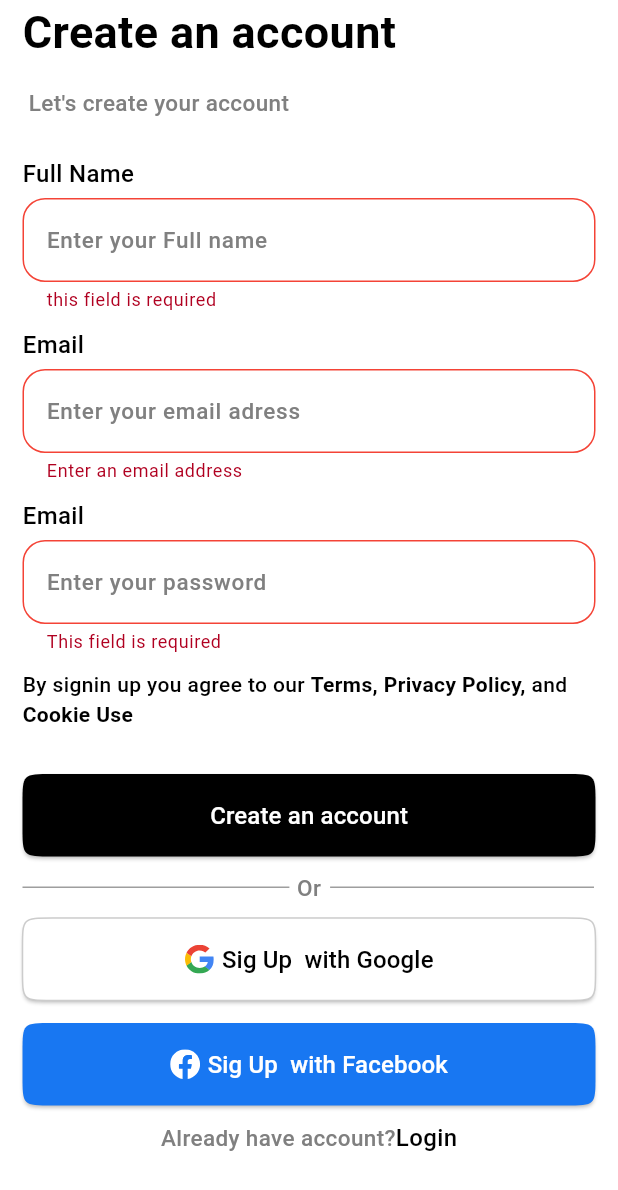
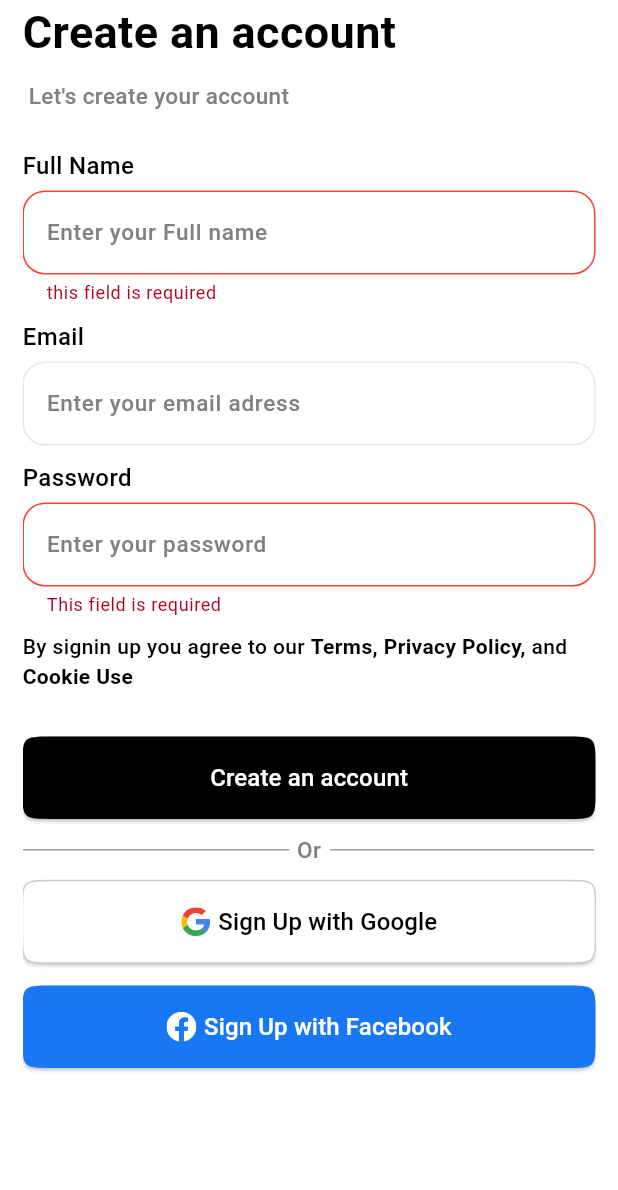
Before and after one commit to Selim513/e_commerce_fitmode, a Flutter app: the CreateAccountView screen opened by its route, after a tap on "Create an account", on a phone screen of 412 x 824 dp. Shown: the top 1190 px of the screen. Run offline on Flutter 3.47's test engine with Material 3 defaults, Android fonts, the phone set to English and light mode, and no system bars; our stand-ins replace flutter_bloc, flutter_svg, gap, go_router, google_fonts, supabase_flutter; accounts and stored records are empty.

Commit message:
fix issue in Auth and create Login ui and Logic refactor and improvement

```diff
--- a/lib/core/utils/app_colors.dart
+++ b/lib/core/utils/app_colors.dart
@@ -1,7 +1,6 @@
 import 'package:flutter/material.dart';
 
 abstract class AppColors {
-  static Color color = Color(0xff1A1A1A);
-  static Color greycolor = Color(0xffCCCCCC);
-
+  static Color color = const Color(0xff1A1A1A);
+  static Color greycolor = const Color(0xffCCCCCC);
 }
--- a/lib/core/utils/app_fonts.dart
+++ b/lib/core/utils/app_fonts.dart
@@ -11,4 +11,12 @@ abstract class AppFontStyle {
       fontSize: 15, fontWeight: FontWeight.w500, color: Color(0xff808080));
   static TextStyle reqgularFont = const TextStyle(
       fontSize: 16, color: Colors.black, fontWeight: FontWeight.w500);
+  static TextStyle underLineText = const TextStyle(
+    fontSize: 13,
+    color: Colors.black,
+    fontWeight: FontWeight.bold,
+    decorationThickness: 2.0, // Customize underline thickness
+
+    decoration: TextDecoration.underline,
+  );
 }
--- a/lib/core/utils/routes.dart
+++ b/lib/core/utils/routes.dart
@@ -1,4 +1,5 @@
 import 'package:e_commerce_fitmode/features/auth/presentation/views/create_account_view.dart';
+import 'package:e_commerce_fitmode/features/auth/presentation/views/login_view.dart';
 import 'package:e_commerce_fitmode/features/home/presentation/views/home_view.dart';
 import 'package:e_commerce_fitmode/features/on_boarding/presentation/views/get_started_view.dart';
 import 'package:e_commerce_fitmode/features/on_boarding/presentation/views/on_boarding_view.dart';
@@ -10,6 +11,7 @@ abstract class AppRoute {
   static String getStarted = '/getStarted';
   static String authCreateAccount = '/authCreateAccount';
   static String home = '/home';
+  static String authLoginView = '/loginView';
   static GoRouter router = GoRouter(
     errorBuilder: (context, state) {
       return const Scaffold(
@@ -43,7 +45,13 @@ abstract class AppRoute {
                           builder: (context, state) {
                             return const HomeView();
                           },
+                          routes: <RouteBase>[
+                            GoRoute(
+                              path: authLoginView,
+                              name: authLoginView,
+                              builder: (context, state) => const LoginView(),
                             )
+                          ])
                     ])
               ]),
         ],
--- a/lib/features/auth/presentation/cubit/auth_state_cubit.dart
+++ b/lib/features/auth/presentation/cubit/auth_state_cubit.dart
@@ -1,17 +1,33 @@
 abstract class AuthenticationState {}
 
-class AuthenticationnitialState extends AuthenticationState {}
+class AuthInitialState extends AuthenticationState {}
 
-class AuthenticationSuccessState extends AuthenticationState {
+class CreateAccountSuccessState extends AuthenticationState {
   final String successMessage;
 
-  AuthenticationSuccessState({required this.successMessage});
+  CreateAccountSuccessState({required this.successMessage});
 }
 
-class AuthenticationFailureState extends AuthenticationState {
+class CreateAccountFailureState extends AuthenticationState {
   final String errorMessage;
 
-  AuthenticationFailureState({required this.errorMessage});
+  CreateAccountFailureState({required this.errorMessage});
 }
 
-class AuthenticationoadingState extends AuthenticationState {}
+class CreateAccountLoadingState extends AuthenticationState {}
+
+//-----------------------Signin State------------------------------
+
+class SigininAccountSuccessState extends AuthenticationState {
+  final String successMessage;
+
+  SigininAccountSuccessState({required this.successMessage});
+}
+
+class SigininAccountFailureState extends AuthenticationState {
+  final String errorMessage;
+
+  SigininAccountFailureState({required this.errorMessage});
+}
+
+class SigininAccountLoadingState extends AuthenticationState {}
--- a/lib/features/auth/presentation/views/create_account_view.dart
+++ b/lib/features/auth/presentation/views/create_account_view.dart
@@ -1,4 +1,5 @@
 import 'package:e_commerce_fitmode/features/auth/presentation/cubit/auth_cubit.dart';
+import 'package:e_commerce_fitmode/features/auth/presentation/cubit/auth_state_cubit.dart';
 import 'package:e_commerce_fitmode/features/auth/presentation/views/widgets/create_account_body.dart';
 import 'package:flutter/material.dart';
 import 'package:flutter_bloc/flutter_bloc.dart';
@@ -9,9 +10,18 @@ class CreateAccountView extends StatelessWidget {
   @override
   Widget build(BuildContext context) {
     return Scaffold(
-        body: BlocProvider(
-      create: (context) => AuthCubit(),
-      child: const CreateAccountBody(),
+        body: BlocConsumer<AuthCubit, AuthenticationState>(
+      listener: (context, state) {
+        if (state is CreateAccountSuccessState) {
+          print('Success===========${state.successMessage}');
+          // context.goNamed(AppRoute.home);
+        } else if (state is CreateAccountFailureState) {
+          print('========================= ${state.errorMessage}');
+        }
+      },
+      builder: (context, state) {
+        return const CreateAccountBody();
+      },
     ));
   }
 }
--- a/lib/features/auth/presentation/views/widgets/create_account_body.dart
+++ b/lib/features/auth/presentation/views/widgets/create_account_body.dart
@@ -22,7 +22,9 @@ class CreateAccountBody extends StatelessWidget {
               subtitle: ' Let\'s create your account',
             ),
             Gap(25),
-            CreateAccountForm(),
+            AuthForm(
+              authSignUp: true,
+            ),
           ],
         ),
       ),
--- a/lib/features/auth/presentation/views/widgets/create_account_form.dart
+++ b/lib/features/auth/presentation/views/widgets/create_account_form.dart
@@ -1,11 +1,10 @@
 import 'package:e_commerce_fitmode/constant.dart';
 import 'package:e_commerce_fitmode/core/utils/app_fonts.dart';
-import 'package:e_commerce_fitmode/core/utils/routes.dart';
 import 'package:e_commerce_fitmode/core/utils/text_field_helper.dart';
 import 'package:e_commerce_fitmode/core/widgets/custom_elevated_button.dart';
 import 'package:e_commerce_fitmode/core/widgets/custom_text_form_field.dart';
 import 'package:e_commerce_fitmode/features/auth/presentation/cubit/auth_cubit.dart';
-import 'package:e_commerce_fitmode/features/auth/presentation/cubit/auth_state_cubit.dart';
+import 'package:e_commerce_fitmode/features/auth/presentation/views/widgets/cusom_forget_password_section.dart';
 import 'package:e_commerce_fitmode/features/auth/presentation/views/widgets/custom_facebook_sign_up_button.dart';
 import 'package:e_commerce_fitmode/features/auth/presentation/views/widgets/custom_google_sign_up_button.dart';
 import 'package:e_commerce_fitmode/features/auth/presentation/views/widgets/custom_or_section.dart';
@@ -14,43 +13,38 @@ import 'package:e_commerce_fitmode/features/auth/presentation/views/widgets/logi
 import 'package:flutter/material.dart';
 import 'package:flutter_bloc/flutter_bloc.dart';
 import 'package:gap/gap.dart';
-import 'package:go_router/go_router.dart';
 
-class CreateAccountForm extends StatefulWidget {
-  const CreateAccountForm({
+class AuthForm extends StatefulWidget {
+  const AuthForm({
     super.key,
+    required this.authSignUp,
   });
+  final bool authSignUp;
 
   @override
-  State<CreateAccountForm> createState() => _CreateAccountFormState();
+  State<AuthForm> createState() => _AuthFormState();
 }
 
-class _CreateAccountFormState extends State<CreateAccountForm> {
-  bool isActive = true;
-  var fomrKey = GlobalKey<FormState>();
+class _AuthFormState extends State<AuthForm> {
+  bool isPasswordActive = false;
+  var formKey = GlobalKey<FormState>();
   TextEditingController nameController = TextEditingController();
   TextEditingController emailController = TextEditingController();
   TextEditingController passwordController = TextEditingController();
   bool check = false;
   @override
   Widget build(BuildContext context) {
-    return BlocConsumer<AuthCubit, AuthenticationState>(
-      listener: (context, state) {
-        if (state is AuthenticationSuccessState) {
-          print('Success===========${state.successMessage}');
-          context.goNamed(AppRoute.home);
-        } else if (state is AuthenticationFailureState) {
-          print('========================= ${state.errorMessage}');
-        } else {
-          print('========Loading========');
-        }
-      },
-      builder: (context, state) => Column(
+    double height = MediaQuery.sizeOf(context).height;
+    return Column(
       crossAxisAlignment: CrossAxisAlignment.start,
       children: [
         Form(
-            key: fomrKey,
+          key: formKey,
           child: Column(
+            crossAxisAlignment: CrossAxisAlignment.start,
+            children: [
+              widget.authSignUp
+                  ? Column(
                       crossAxisAlignment: CrossAxisAlignment.start,
                       children: [
                         Text(
@@ -74,6 +68,9 @@ class _CreateAccountFormState extends State<CreateAccountForm> {
                           hinttText: 'Enter your Full name',
                           dynamicSuffixIcon: true,
                         ),
+                      ],
+                    )
+                  : const SizedBox(),
               const Gap(10),
               Text(
                 'Email',
@@ -84,19 +81,23 @@ class _CreateAccountFormState extends State<CreateAccountForm> {
                 fieldType: typeFieldEmail,
                 dynamicSuffixIcon: true,
                 validator: (value) {
-                    if (value == null || value.isEmpty) {
-                      return 'Enter an email address';
-                    } else if (!Validate.emailValidate(value)) {
-                      return 'Enter a valid email address';
-                    }
+                  checkEmailValidator(value);
                   return null;
                 },
+                //  (value) {
+                //   if (value == null || value.isEmpty) {
+                //     return 'Enter an email address';
+                //   } else if (!Validate.emailValidate(value)) {
+                //     return 'Enter a valid email address';
+                //   }
+                //   return null;
+                // },
                 hinttText: 'Enter your email adress',
                 controller: emailController,
               ),
               const Gap(10),
               Text(
-                  'Email',
+                'Password',
                 style: AppFontStyle.reqgularFont,
               ),
               const Gap(5),
@@ -115,30 +116,36 @@ class _CreateAccountFormState extends State<CreateAccountForm> {
                 controller: passwordController,
                 suffixIcon: GestureDetector(
                     onTap: () {
-                        isActive = !isActive;
+                      isPasswordActive = !isPasswordActive;
                       setState(() {});
                     },
                     child: Icon(
-                        isActive
+                      isPasswordActive
                           ? Icons.visibility_off_outlined
                           : Icons.visibility_outlined,
                     )),
-                  obsecure: isActive,
+                obsecure: isPasswordActive,
               ),
             ],
           ),
         ),
         const Gap(10),
-          const CustomPrivacyAndCookieUseText(),
+        widget.authSignUp
+            ? const CustomPrivacyAndCookieUseText()
+            : const CustomForgetPasswordSection(),
         const Gap(30),
         CustomElevatedButton(
             onPress: () {
-                if (fomrKey.currentState!.validate()) {
+              if (formKey.currentState!.validate()) {
                 print('Validaaaatee');
-                  BlocProvider.of<AuthCubit>(context).createAccount(
+                widget.authSignUp
+                    ? BlocProvider.of<AuthCubit>(context).createAccount(
                         emailController.text,
                         passwordController.text,
-                  );
+                      )
+                    : BlocProvider.of<AuthCubit>(context).sigininAccount(
+                        email: emailController.text,
+                        password: passwordController.text);
               } else {
                 print('Errror not validate');
               }
@@ -150,14 +157,31 @@ class _CreateAccountFormState extends State<CreateAccountForm> {
         const Gap(10),
         const CustomDivider(),
         const Gap(10),
-          const CustomGoogleButtonSignUp(),
+        CustomGoogleRegistrationButton(
+          registrationType: widget.authSignUp ? 'Sign Up' : 'Login',
+          onPress: () {},
+        ),
         const Gap(15),
-          const CustomFacebookButtonSignUp(),
-          const Gap(10),
-          const LoginNavigatorSection(),
+        CustomFacebookRegistrationButton(
+          registrationType: widget.authSignUp ? 'Sign Up' : 'Login',
+          onPress: () {},
+        ),
+        Gap(height * 0.13),
+        LoginNavigatorSection(
+          checkName: widget.authSignUp ? 'Already' : 'do\'nt',
+          registrationType: widget.authSignUp ? 'Join' : 'Login',
+        ),
         const Gap(10),
       ],
-      ),
     );
   }
 }
+
+String? checkEmailValidator(String? value) {
+  if (value == null || value.isEmpty) {
+    return 'Enter an email address';
+  } else if (!Validate.emailValidate(value)) {
+    return 'Enter a valid email address';
+  }
+  return null;
+}
--- a/lib/features/auth/presentation/views/widgets/custom_auth_headers.dart
+++ b/lib/features/auth/presentation/views/widgets/custom_auth_headers.dart
@@ -19,7 +19,7 @@ class CustomAuthHeaders extends StatelessWidget {
           title,
           style: AppFontStyle.titleFonts30,
         ),
-        const Gap(15),
+        const Gap(10),
         Text(subtitle, style: AppFontStyle.greyFont15),
       ],
     );
--- a/lib/features/auth/presentation/views/widgets/custom_facebook_sign_up_button.dart
+++ b/lib/features/auth/presentation/views/widgets/custom_facebook_sign_up_button.dart
@@ -4,23 +4,26 @@ import 'package:e_commerce_fitmode/core/widgets/custom_elevated_button.dart';
 import 'package:flutter/material.dart';
 import 'package:gap/gap.dart';
 
-class CustomFacebookButtonSignUp extends StatelessWidget {
-  const CustomFacebookButtonSignUp({
+class CustomFacebookRegistrationButton extends StatelessWidget {
+  const CustomFacebookRegistrationButton({
     super.key,
+    this.onPress,
+    required this.registrationType,
   });
-
+  final void Function()? onPress;
+  final String registrationType;
   @override
   Widget build(BuildContext context) {
     return CustomElevatedButton(
         color: const Color(0xff1877F2),
-        onPress: () {},
+        onPress: onPress,
         widget: Row(
           mainAxisAlignment: MainAxisAlignment.center,
           children: [
             AssetsHelper.icons(name: 'facebook'),
             const Gap(5),
             Text(
-              'Sig Up  with Facebook',
+              '${registrationType} with Facebook',
               style: AppFontStyle.reqgularFont.copyWith(color: Colors.white),
             )
           ],
--- a/lib/features/auth/presentation/views/widgets/custom_google_sign_up_button.dart
+++ b/lib/features/auth/presentation/views/widgets/custom_google_sign_up_button.dart
@@ -5,24 +5,28 @@ import 'package:e_commerce_fitmode/core/widgets/custom_elevated_button.dart';
 import 'package:flutter/material.dart';
 import 'package:gap/gap.dart';
 
-class CustomGoogleButtonSignUp extends StatelessWidget {
-  const CustomGoogleButtonSignUp({
+class CustomGoogleRegistrationButton extends StatelessWidget {
+  const CustomGoogleRegistrationButton({
     super.key,
+    required this.registrationType,
+    this.onPress,
   });
+  final void Function()? onPress;
+  final String registrationType;
 
   @override
   Widget build(BuildContext context) {
     return CustomElevatedButton(
         color: Colors.white,
         borderSide: BorderSide(color: AppColors.greycolor),
-        onPress: () {},
+        onPress: onPress,
         widget: Row(
           mainAxisAlignment: MainAxisAlignment.center,
           children: [
             AssetsHelper.icons(name: 'google'),
             const Gap(5),
             Text(
-              'Sig Up  with Google',
+              '${registrationType} with Google',
               style: AppFontStyle.reqgularFont,
             )
           ],
--- a/lib/features/auth/presentation/views/widgets/login_navigator_section.dart
+++ b/lib/features/auth/presentation/views/widgets/login_navigator_section.dart
@@ -1,11 +1,17 @@
-
 import 'package:e_commerce_fitmode/core/utils/app_fonts.dart';
+import 'package:e_commerce_fitmode/core/utils/routes.dart';
 import 'package:flutter/material.dart';
+import 'package:go_router/go_router.dart';
 
 class LoginNavigatorSection extends StatelessWidget {
   const LoginNavigatorSection({
     super.key,
+    this.onPress,
+    required this.registrationType, required this.checkName,
   });
+  final void Function()? onPress;
+  final String registrationType;
+  final String checkName;
 
   @override
   Widget build(BuildContext context) {
@@ -13,13 +19,15 @@ class LoginNavigatorSection extends StatelessWidget {
       mainAxisAlignment: MainAxisAlignment.center,
       children: [
         Text(
-          'Already have account?',
+          '${checkName} have account?',
           style: AppFontStyle.greyFont15,
         ),
         GestureDetector(
-          onTap: () {},
+          onTap: () {
+            context.goNamed(AppRoute.authLoginView);
+          },
           child: Text(
-            'Login',
+            registrationType,
             style: AppFontStyle.reqgularFont,
           ),
         )
--- a/lib/main.dart
+++ b/lib/main.dart
@@ -1,5 +1,6 @@
 import 'package:e_commerce_fitmode/bloc_observer.dart';
 import 'package:e_commerce_fitmode/core/utils/routes.dart';
+import 'package:e_commerce_fitmode/features/auth/presentation/cubit/auth_cubit.dart';
 import 'package:flutter/material.dart';
 import 'package:flutter_bloc/flutter_bloc.dart';
 import 'package:google_fonts/google_fonts.dart';
@@ -20,7 +21,9 @@ class MainApp extends StatelessWidget {
 
   @override
   Widget build(BuildContext context) {
-    return MaterialApp.router(
+    return BlocProvider(
+      create: (context) => AuthCubit(),
+      child: MaterialApp.router(
         theme: ThemeData(
           fontFamily: GoogleFonts.aBeeZee().fontFamily,
           colorScheme: const ColorScheme.light(
@@ -29,6 +32,7 @@ class MainApp extends StatelessWidget {
         ),
         debugShowCheckedModeBanner: false,
         routerConfig: AppRoute.router,
+      ),
     );
   }
 }
```
Also changed, not shown: lib/bloc_observer.dart (+4 -8 lines), lib/features/auth/presentation/cubit/auth_cubit.dart (+20 -4 lines), lib/features/auth/presentation/views/login_view.dart (added, +35 -0 lines), lib/features/auth/presentation/views/widgets/cusom_forget_password_section.dart (added, +21 -0 lines), lib/features/auth/presentation/views/widgets/login_view_body.dart (added, +24 -0 lines), pubspec.lock. Lines whose indentation alone changed are shown as unchanged.
